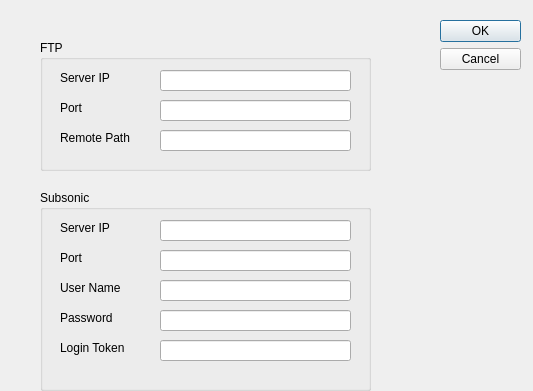
Before: the Qt Designer form settingsdialog.ui in robinshi918/downloadwrapper, drawn with Qt 5.
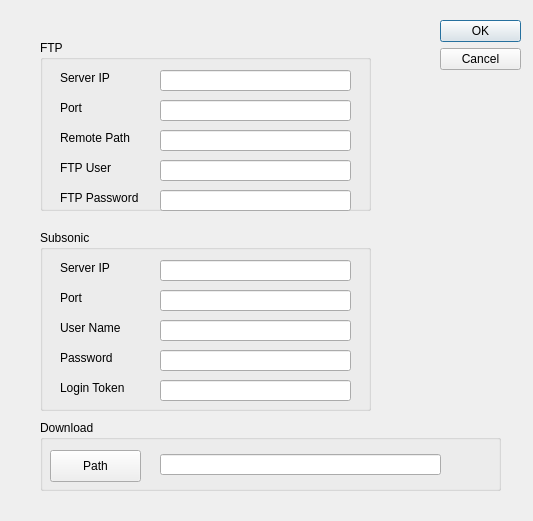
After: the same form once the commit is applied.

```diff
--- a/settingsdialog.ui
+++ b/settingsdialog.ui
@@ -7,7 +7,7 @@
     <x>0</x>
     <y>0</y>
     <width>533</width>
-    <height>391</height>
+    <height>521</height>
    </rect>
   </property>
   <property name="windowTitle">
@@ -35,7 +35,7 @@
      <x>40</x>
      <y>40</y>
      <width>331</width>
-     <height>131</height>
+     <height>171</height>
     </rect>
    </property>
    <property name="title">
@@ -110,14 +110,63 @@
      <string>Remote Path</string>
     </property>
    </widget>
+   <widget class="QLineEdit" name="ftpUser">
+    <property name="geometry">
+     <rect>
+      <x>120</x>
+      <y>120</y>
+      <width>191</width>
+      <height>21</height>
+     </rect>
+    </property>
+   </widget>
+   <widget class="QLabel" name="label_12">
+    <property name="geometry">
+     <rect>
+      <x>20</x>
+      <y>120</y>
+      <width>91</width>
+      <height>16</height>
+     </rect>
+    </property>
+    <property name="text">
+     <string>FTP User</string>
+    </property>
+   </widget>
+   <widget class="QLineEdit" name="ftpPasswd">
+    <property name="geometry">
+     <rect>
+      <x>120</x>
+      <y>150</y>
+      <width>191</width>
+      <height>21</height>
+     </rect>
+    </property>
+    <property name="echoMode">
+     <enum>QLineEdit::PasswordEchoOnEdit</enum>
+    </property>
+   </widget>
+   <widget class="QLabel" name="label_13">
+    <property name="geometry">
+     <rect>
+      <x>20</x>
+      <y>150</y>
+      <width>91</width>
+      <height>16</height>
+     </rect>
+    </property>
+    <property name="text">
+     <string>FTP Password</string>
+    </property>
+   </widget>
   </widget>
   <widget class="QGroupBox" name="groupBox_2">
    <property name="geometry">
     <rect>
      <x>40</x>
-     <y>190</y>
+     <y>230</y>
      <width>331</width>
-     <height>201</height>
+     <height>181</height>
     </rect>
    </property>
    <property name="title">
@@ -245,6 +294,42 @@
     </property>
    </widget>
   </widget>
+  <widget class="QGroupBox" name="groupBox_3">
+   <property name="geometry">
+    <rect>
+     <x>40</x>
+     <y>420</y>
+     <width>461</width>
+     <height>71</height>
+    </rect>
+   </property>
+   <property name="title">
+    <string>Download</string>
+   </property>
+   <widget class="QLineEdit" name="downloadPath">
+    <property name="geometry">
+     <rect>
+      <x>120</x>
+      <y>34</y>
+      <width>281</width>
+      <height>21</height>
+     </rect>
+    </property>
+   </widget>
+   <widget class="QPushButton" name="pathSelectButton">
+    <property name="geometry">
+     <rect>
+      <x>10</x>
+      <y>30</y>
+      <width>91</width>
+      <height>32</height>
+     </rect>
+    </property>
+    <property name="text">
+     <string>Path</string>
+    </property>
+   </widget>
+  </widget>
  </widget>
  <resources/>
  <connections>
```
